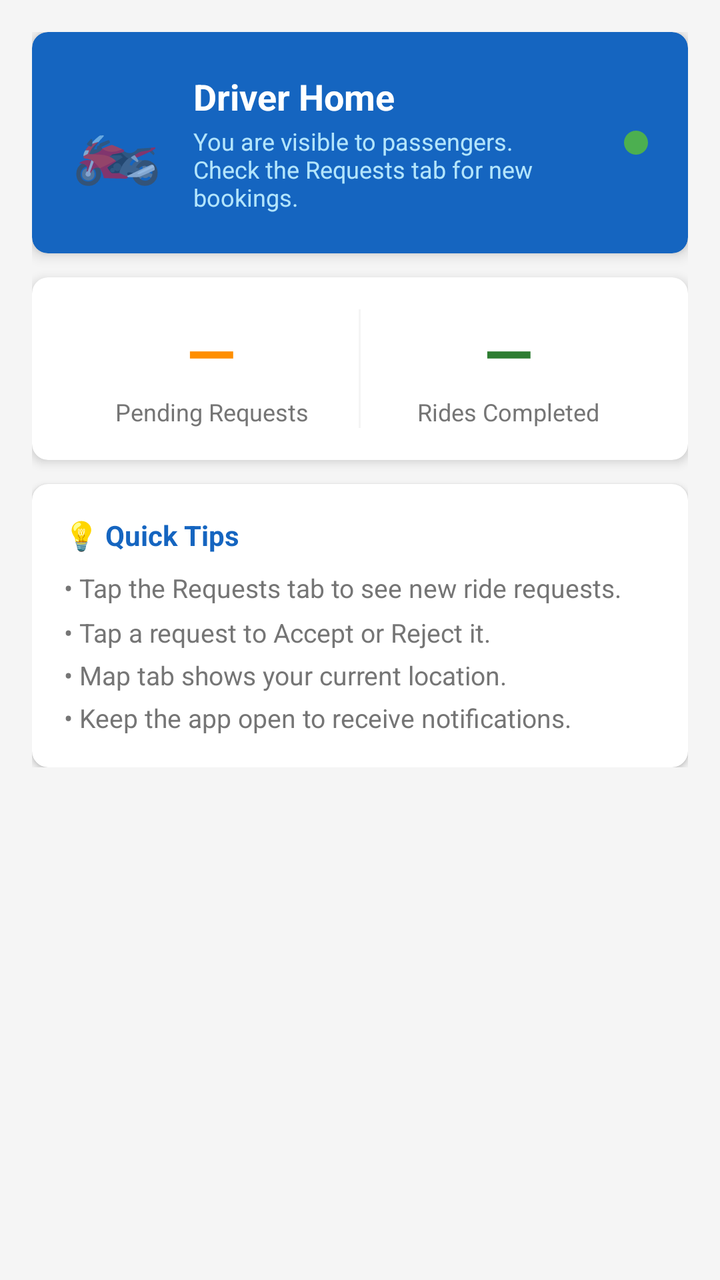
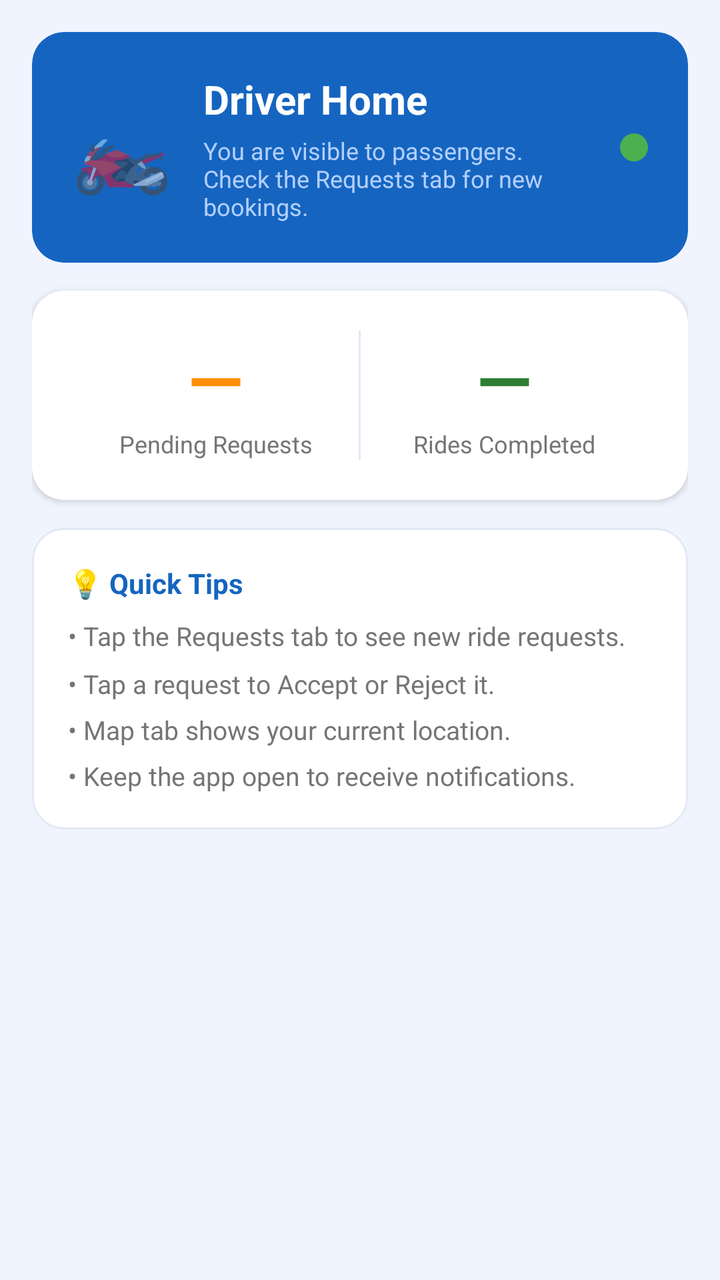

Before-and-after screenshots of an Android layout around one commit, followed by the original layout XML and the change that was made.
<!-- AndroidManifest.xml: application theme Theme.MBPTODABookingApp -->
<!-- res/layout/fragment_driver_dashboard.xml -->
<?xml version="1.0" encoding="utf-8"?>
<ScrollView xmlns:android="http://schemas.android.com/apk/res/android"
    xmlns:app="http://schemas.android.com/apk/res-auto"
    android:layout_width="match_parent"
    android:layout_height="match_parent"
    android:background="@color/lightGrey">

    <LinearLayout
        android:layout_width="match_parent"
        android:layout_height="wrap_content"
        android:orientation="vertical"
        android:padding="16dp">

        
        <com.google.android.material.card.MaterialCardView
            android:id="@+id/cardActiveRide"
            android:layout_width="match_parent"
            android:layout_height="wrap_content"
            android:layout_marginBottom="12dp"
            android:visibility="gone"
            app:cardBackgroundColor="@color/statusInProgress"
            app:cardCornerRadius="8dp"
            app:cardElevation="6dp"
            app:strokeColor="#CE93D8"
            app:strokeWidth="1dp">

            <LinearLayout
                android:layout_width="match_parent"
                android:layout_height="wrap_content"
                android:orientation="vertical"
                android:padding="16dp">

                
                <LinearLayout
                    android:layout_width="match_parent"
                    android:layout_height="wrap_content"
                    android:gravity="center_vertical"
                    android:orientation="horizontal"
                    android:layout_marginBottom="8dp">

                    <TextView
                        android:layout_width="0dp"
                        android:layout_height="wrap_content"
                        android:layout_weight="1"
                        android:text="@string/active_ride_banner_title"
                        android:textColor="@color/white"
                        android:textSize="16sp"
                        android:textStyle="bold" />

                    <TextView
                        android:id="@+id/tvActiveRideStatus"
                        android:layout_width="wrap_content"
                        android:layout_height="wrap_content"
                        android:background="@drawable/shape_status_badge"
                        android:paddingStart="8dp"
                        android:paddingTop="3dp"
                        android:paddingEnd="8dp"
                        android:paddingBottom="3dp"
                        android:text="@string/active_ride_status_accepted"
                        android:textColor="@color/white"
                        android:textSize="11sp" />

                </LinearLayout>

                
                <TextView
                    android:id="@+id/tvActiveBannerBookingId"
                    android:layout_width="wrap_content"
                    android:layout_height="wrap_content"
                    android:layout_marginBottom="6dp"
                    android:textColor="#E1BEE7"
                    android:textSize="13sp"
                    android:textStyle="bold"
                    android:text="@string/active_ride_no_active" />

                
                <LinearLayout
                    android:layout_width="match_parent"
                    android:layout_height="wrap_content"
                    android:gravity="center_vertical"
                    android:orientation="horizontal"
                    android:layout_marginBottom="4dp">

                    <TextView
                        android:layout_width="60dp"
                        android:layout_height="wrap_content"
                        android:text="@string/label_pickup_colon"
                        android:textColor="#CE93D8"
                        android:textSize="12sp"
                        android:textStyle="bold" />

                    <TextView
                        android:id="@+id/tvActiveBannerPickup"
                        android:layout_width="0dp"
                        android:layout_height="wrap_content"
                        android:layout_weight="1"
                        android:textColor="@color/white"
                        android:textSize="13sp"
                        android:text="—" />

                </LinearLayout>

                
                <LinearLayout
                    android:layout_width="match_parent"
                    android:layout_height="wrap_content"
                    android:gravity="center_vertical"
                    android:orientation="horizontal"
                    android:layout_marginBottom="12dp">

                    <TextView
                        android:layout_width="60dp"
                        android:layout_height="wrap_content"
                        android:text="@string/label_dropoff_colon"
                        android:textColor="#CE93D8"
                        android:textSize="12sp"
                        android:textStyle="bold" />

                    <TextView
                        android:id="@+id/tvActiveBannerDropoff"
                        android:layout_width="0dp"
                        android:layout_height="wrap_content"
                        android:layout_weight="1"
                        android:textColor="@color/white"
                        android:textSize="13sp"
                        android:text="—" />

                </LinearLayout>

                
                <com.google.android.material.button.MaterialButton
                    android:id="@+id/btnResumeRide"
                    android:layout_width="match_parent"
                    android:layout_height="wrap_content"
                    android:backgroundTint="@color/white"
                    android:text="@string/active_ride_resume"
                    android:textColor="@color/statusInProgress" />

            </LinearLayout>
        </com.google.android.material.card.MaterialCardView>

        
        <com.google.android.material.card.MaterialCardView
            android:layout_width="match_parent"
            android:layout_height="wrap_content"
            android:layout_marginBottom="12dp"
            app:cardBackgroundColor="@color/colorPrimary"
            app:cardCornerRadius="8dp"
            app:cardElevation="4dp">

            <LinearLayout
                android:layout_width="match_parent"
                android:layout_height="wrap_content"
                android:gravity="center_vertical"
                android:orientation="horizontal"
                android:padding="20dp">

                <TextView
                    android:layout_width="wrap_content"
                    android:layout_height="wrap_content"
                    android:layout_marginEnd="16dp"
                    android:text="@string/driver_status_icon"
                    android:textSize="36sp" />

                <LinearLayout
                    android:layout_width="0dp"
                    android:layout_height="wrap_content"
                    android:layout_weight="1"
                    android:orientation="vertical">

                    <TextView
                        android:id="@+id/tvWelcome"
                        android:layout_width="wrap_content"
                        android:layout_height="wrap_content"
                        android:text="@string/driver_home"
                        android:textColor="@color/white"
                        android:textSize="18sp"
                        android:textStyle="bold" />

                    <TextView
                        android:layout_width="wrap_content"
                        android:layout_height="wrap_content"
                        android:layout_marginTop="2dp"
                        android:text="@string/driver_online_body"
                        android:textColor="#B3E5FC"
                        android:textSize="12sp" />

                </LinearLayout>

                
                <View
                    android:layout_width="12dp"
                    android:layout_height="12dp"
                    android:background="@drawable/shape_online_dot" />

            </LinearLayout>
        </com.google.android.material.card.MaterialCardView>

        
        <com.google.android.material.card.MaterialCardView
            android:layout_width="match_parent"
            android:layout_height="wrap_content"
            android:layout_marginBottom="12dp"
            app:cardCornerRadius="8dp"
            app:cardElevation="3dp">

            <LinearLayout
                android:layout_width="match_parent"
                android:layout_height="wrap_content"
                android:baselineAligned="false"
                android:orientation="horizontal"
                android:padding="16dp">

                
                <LinearLayout
                    android:layout_width="0dp"
                    android:layout_height="wrap_content"
                    android:layout_weight="1"
                    android:gravity="center"
                    android:orientation="vertical">

                    <TextView
                        android:id="@+id/tvDashPendingCount"
                        android:layout_width="wrap_content"
                        android:layout_height="wrap_content"
                        android:text="—"
                        android:textColor="@color/statusRequested"
                        android:textSize="32sp"
                        android:textStyle="bold" />

                    <TextView
                        android:layout_width="wrap_content"
                        android:layout_height="wrap_content"
                        android:gravity="center"
                        android:text="@string/pending_requests"
                        android:textColor="@color/grey_text"
                        android:textSize="12sp" />

                </LinearLayout>

                <View
                    android:layout_width="1dp"
                    android:layout_height="match_parent"
                    android:background="@color/lightGrey" />

                
                <LinearLayout
                    android:layout_width="0dp"
                    android:layout_height="wrap_content"
                    android:layout_weight="1"
                    android:gravity="center"
                    android:orientation="vertical">

                    <TextView
                        android:id="@+id/tvDashCompletedCount"
                        android:layout_width="wrap_content"
                        android:layout_height="wrap_content"
                        android:text="—"
                        android:textColor="@color/statusCompleted"
                        android:textSize="32sp"
                        android:textStyle="bold" />

                    <TextView
                        android:layout_width="wrap_content"
                        android:layout_height="wrap_content"
                        android:gravity="center"
                        android:text="@string/completed_rides"
                        android:textColor="@color/grey_text"
                        android:textSize="12sp" />

                </LinearLayout>

            </LinearLayout>
        </com.google.android.material.card.MaterialCardView>

        
        <com.google.android.material.card.MaterialCardView
            android:layout_width="match_parent"
            android:layout_height="wrap_content"
            app:cardCornerRadius="8dp"
            app:cardElevation="2dp">

            <LinearLayout
                android:layout_width="match_parent"
                android:layout_height="wrap_content"
                android:orientation="vertical"
                android:padding="16dp">

                <TextView
                    android:layout_width="wrap_content"
                    android:layout_height="wrap_content"
                    android:layout_marginBottom="8dp"
                    android:text="@string/driver_tips_title"
                    android:textColor="@color/colorPrimary"
                    android:textSize="14sp"
                    android:textStyle="bold" />

                <TextView
                    android:layout_width="wrap_content"
                    android:layout_height="wrap_content"
                    android:lineSpacingMultiplier="1.4"
                    android:text="@string/driver_tips_body"
                    android:textColor="@color/grey_text"
                    android:textSize="13sp" />

            </LinearLayout>
        </com.google.android.material.card.MaterialCardView>

    </LinearLayout>
</ScrollView>
<!-- resources referenced by this layout -->
<resources>
  <color name="colorPrimary">#1565C0</color>
  <color name="grey_text">#757575</color>
  <color name="lightGrey">#F5F5F5</color>
  <color name="statusCompleted">#2E7D32</color>
  <color name="statusInProgress">#6A1B9A</color>
  <color name="statusRequested">#FF8F00</color>
  <color name="white">#FFFFFF</color>
  <!-- drawable shape_online_dot (drawable) -->
  <?xml version="1.0" encoding="utf-8"?>
  <shape xmlns:android="http://schemas.android.com/apk/res/android"
      android:shape="oval">
      <solid android:color="#4CAF50" />
  </shape>
  <!-- drawable shape_status_badge (drawable) -->
  <?xml version="1.0" encoding="utf-8"?>
  <shape xmlns:android="http://schemas.android.com/apk/res/android"
      android:shape="rectangle">
      <solid android:color="#33FFFFFF" />
      <corners android:radius="12dp" />
  </shape>
  <string name="active_ride_banner_title">🚗 Active Ride In Progress</string>
  <string name="active_ride_no_active">No active ride right now.</string>
  <string name="active_ride_resume">Resume Ride</string>
  <string name="active_ride_status_accepted">Accepted — Heading to Pickup</string>
  <string name="completed_rides">Rides Completed</string>
  <string name="driver_home">Driver Home</string>
  <string name="driver_online_body">You are visible to passengers.\nCheck the Requests tab for new bookings.</string>
  <string name="driver_status_icon">🏍️</string>
  <string name="driver_tips_body">• Tap the Requests tab to see new ride requests.\n• Tap a request to Accept or Reject it.\n• Map tab shows your current location.\n• Keep the app open to receive notifications.</string>
  <string name="driver_tips_title">💡 Quick Tips</string>
  <string name="label_dropoff_colon">🏁 Dropoff</string>
  <string name="label_pickup_colon">📍 Pickup</string>
  <string name="pending_requests">Pending Requests</string>
  <style name="Theme.MBPTODABookingApp" parent="Theme.MaterialComponents.DayNight.NoActionBar">
          <item name="colorPrimary">@color/colorPrimary</item>
          <item name="colorPrimaryVariant">@color/colorPrimaryDark</item>
          <item name="colorOnPrimary">@color/white</item>
          <item name="colorSecondary">@color/colorAccent</item>
          <item name="colorOnSecondary">@color/white</item>
          <item name="android:statusBarColor">@color/colorPrimaryDark</item>
      </style>
  <color name="colorPrimaryDark">#003c8f</color>
  <color name="colorAccent">#FF8F00</color>
</resources>

<!-- the commit's change to res/layout/fragment_driver_dashboard.xml (unified diff, before → after) -->
@@ -3,7 +3,7 @@
     xmlns:app="http://schemas.android.com/apk/res-auto"
     android:layout_width="match_parent"
     android:layout_height="match_parent"
-    android:background="@color/lightGrey">
+    android:background="@color/colorBackground">
 
     <LinearLayout
         android:layout_width="match_parent"
@@ -16,27 +16,24 @@
             android:id="@+id/cardActiveRide"
             android:layout_width="match_parent"
             android:layout_height="wrap_content"
-            android:layout_marginBottom="12dp"
+            android:layout_marginBottom="14dp"
             android:visibility="gone"
             app:cardBackgroundColor="@color/statusInProgress"
-            app:cardCornerRadius="8dp"
-            app:cardElevation="6dp"
-            app:strokeColor="#CE93D8"
-            app:strokeWidth="1dp">
+            app:cardCornerRadius="16dp"
+            app:cardElevation="6dp">
 
             <LinearLayout
                 android:layout_width="match_parent"
                 android:layout_height="wrap_content"
                 android:orientation="vertical"
-                android:padding="16dp">
-
-                
+                android:padding="18dp">
+
                 <LinearLayout
                     android:layout_width="match_parent"
                     android:layout_height="wrap_content"
                     android:gravity="center_vertical"
                     android:orientation="horizontal"
-                    android:layout_marginBottom="8dp">
+                    android:layout_marginBottom="10dp">
 
                     <TextView
                         android:layout_width="0dp"
@@ -44,7 +41,7 @@
                         android:layout_weight="1"
                         android:text="@string/active_ride_banner_title"
                         android:textColor="@color/white"
-                        android:textSize="16sp"
+                        android:textSize="15sp"
                         android:textStyle="bold" />
 
                     <TextView
@@ -52,28 +49,25 @@
                         android:layout_width="wrap_content"
                         android:layout_height="wrap_content"
                         android:background="@drawable/shape_status_badge"
-                        android:paddingStart="8dp"
-                        android:paddingTop="3dp"
-                        android:paddingEnd="8dp"
-                        android:paddingBottom="3dp"
+                        android:paddingStart="10dp"
+                        android:paddingTop="4dp"
+                        android:paddingEnd="10dp"
+                        android:paddingBottom="4dp"
                         android:text="@string/active_ride_status_accepted"
                         android:textColor="@color/white"
                         android:textSize="11sp" />
-
-                </LinearLayout>
-
-                
+                </LinearLayout>
+
                 <TextView
                     android:id="@+id/tvActiveBannerBookingId"
                     android:layout_width="wrap_content"
                     android:layout_height="wrap_content"
-                    android:layout_marginBottom="6dp"
+                    android:layout_marginBottom="8dp"
+                    android:text="@string/active_ride_no_active"
                     android:textColor="#E1BEE7"
                     android:textSize="13sp"
-                    android:textStyle="bold"
-                    android:text="@string/active_ride_no_active" />
-
-                
+                    android:textStyle="bold" />
+
                 <LinearLayout
                     android:layout_width="match_parent"
                     android:layout_height="wrap_content"
@@ -94,19 +88,17 @@
                         android:layout_width="0dp"
                         android:layout_height="wrap_content"
                         android:layout_weight="1"
-                        android:textColor="@color/white"
-                        android:textSize="13sp"
-                        android:text="—" />
-
-                </LinearLayout>
-
-                
+                        android:text="—"
+                        android:textColor="@color/white"
+                        android:textSize="13sp" />
+                </LinearLayout>
+
                 <LinearLayout
                     android:layout_width="match_parent"
                     android:layout_height="wrap_content"
                     android:gravity="center_vertical"
                     android:orientation="horizontal"
-                    android:layout_marginBottom="12dp">
+                    android:layout_marginBottom="14dp">
 
                     <TextView
                         android:layout_width="60dp"
@@ -121,32 +113,31 @@
                         android:layout_width="0dp"
                         android:layout_height="wrap_content"
                         android:layout_weight="1"
-                        android:textColor="@color/white"
-                        android:textSize="13sp"
-                        android:text="—" />
-
-                </LinearLayout>
-
-                
+                        android:text="—"
+                        android:textColor="@color/white"
+                        android:textSize="13sp" />
+                </LinearLayout>
+
                 <com.google.android.material.button.MaterialButton
                     android:id="@+id/btnResumeRide"
                     android:layout_width="match_parent"
                     android:layout_height="wrap_content"
                     android:backgroundTint="@color/white"
                     android:text="@string/active_ride_resume"
-                    android:textColor="@color/statusInProgress" />
-
-            </LinearLayout>
-        </com.google.android.material.card.MaterialCardView>
-
-        
-        <com.google.android.material.card.MaterialCardView
-            android:layout_width="match_parent"
-            android:layout_height="wrap_content"
-            android:layout_marginBottom="12dp"
+                    android:textColor="@color/statusInProgress"
+                    android:textStyle="bold" />
+
+            </LinearLayout>
+        </com.google.android.material.card.MaterialCardView>
+
+        
+        <com.google.android.material.card.MaterialCardView
+            android:layout_width="match_parent"
+            android:layout_height="wrap_content"
+            android:layout_marginBottom="14dp"
             app:cardBackgroundColor="@color/colorPrimary"
-            app:cardCornerRadius="8dp"
-            app:cardElevation="4dp">
+            app:cardCornerRadius="16dp"
+            app:cardElevation="0dp">
 
             <LinearLayout
                 android:layout_width="match_parent"
@@ -160,7 +151,7 @@
                     android:layout_height="wrap_content"
                     android:layout_marginEnd="16dp"
                     android:text="@string/driver_status_icon"
-                    android:textSize="36sp" />
+                    android:textSize="40sp" />
 
                 <LinearLayout
                     android:layout_width="0dp"
@@ -174,23 +165,22 @@
                         android:layout_height="wrap_content"
                         android:text="@string/driver_home"
                         android:textColor="@color/white"
-                        android:textSize="18sp"
-                        android:textStyle="bold" />
-
-                    <TextView
-                        android:layout_width="wrap_content"
-                        android:layout_height="wrap_content"
-                        android:layout_marginTop="2dp"
+                        android:textSize="20sp"
+                        android:textStyle="bold" />
+
+                    <TextView
+                        android:layout_width="wrap_content"
+                        android:layout_height="wrap_content"
+                        android:layout_marginTop="4dp"
                         android:text="@string/driver_online_body"
-                        android:textColor="#B3E5FC"
+                        android:textColor="@color/colorHeroSubtitle"
                         android:textSize="12sp" />
-
                 </LinearLayout>
 
                 
                 <View
-                    android:layout_width="12dp"
-                    android:layout_height="12dp"
+                    android:layout_width="14dp"
+                    android:layout_height="14dp"
                     android:background="@drawable/shape_online_dot" />
 
             </LinearLayout>
@@ -200,16 +190,16 @@
         <com.google.android.material.card.MaterialCardView
             android:layout_width="match_parent"
             android:layout_height="wrap_content"
-            android:layout_marginBottom="12dp"
-            app:cardCornerRadius="8dp"
-            app:cardElevation="3dp">
+            android:layout_marginBottom="14dp"
+            app:cardCornerRadius="16dp"
+            app:cardElevation="2dp">
 
             <LinearLayout
                 android:layout_width="match_parent"
                 android:layout_height="wrap_content"
                 android:baselineAligned="false"
                 android:orientation="horizontal"
-                android:padding="16dp">
+                android:padding="20dp">
 
                 
                 <LinearLayout
@@ -225,7 +215,7 @@
                         android:layout_height="wrap_content"
                         android:text="—"
                         android:textColor="@color/statusRequested"
-                        android:textSize="32sp"
+                        android:textSize="36sp"
                         android:textStyle="bold" />
 
                     <TextView
@@ -235,13 +225,12 @@
                         android:text="@string/pending_requests"
                         android:textColor="@color/grey_text"
                         android:textSize="12sp" />
-
                 </LinearLayout>
 
                 <View
                     android:layout_width="1dp"
                     android:layout_height="match_parent"
-                    android:background="@color/lightGrey" />
+                    android:background="@color/colorDivider" />
 
                 
                 <LinearLayout
@@ -257,7 +246,7 @@
                         android:layout_height="wrap_content"
                         android:text="—"
                         android:textColor="@color/statusCompleted"
-                        android:textSize="32sp"
+                        android:textSize="36sp"
                         android:textStyle="bold" />
 
                     <TextView
@@ -267,24 +256,25 @@
                         android:text="@string/completed_rides"
                         android:textColor="@color/grey_text"
                         android:textSize="12sp" />
-
-                </LinearLayout>
-
-            </LinearLayout>
-        </com.google.android.material.card.MaterialCardView>
-
-        
-        <com.google.android.material.card.MaterialCardView
-            android:layout_width="match_parent"
-            android:layout_height="wrap_content"
-            app:cardCornerRadius="8dp"
-            app:cardElevation="2dp">
+                </LinearLayout>
+
+            </LinearLayout>
+        </com.google.android.material.card.MaterialCardView>
+
+        
+        <com.google.android.material.card.MaterialCardView
+            android:layout_width="match_parent"
+            android:layout_height="wrap_content"
+            app:cardCornerRadius="16dp"
+            app:cardElevation="0dp"
+            app:strokeColor="@color/colorDivider"
+            app:strokeWidth="1dp">
 
             <LinearLayout
                 android:layout_width="match_parent"
                 android:layout_height="wrap_content"
                 android:orientation="vertical"
-                android:padding="16dp">
+                android:padding="18dp">
 
                 <TextView
                     android:layout_width="wrap_content"
@@ -298,11 +288,10 @@
                 <TextView
                     android:layout_width="wrap_content"
                     android:layout_height="wrap_content"
-                    android:lineSpacingMultiplier="1.4"
+                    android:lineSpacingMultiplier="1.5"
                     android:text="@string/driver_tips_body"
                     android:textColor="@color/grey_text"
                     android:textSize="13sp" />
-
             </LinearLayout>
         </com.google.android.material.card.MaterialCardView>
 
<!-- resource entries referenced after the edit -->
@@ -1,8 +1,10 @@
 <!-- resources referenced by this layout -->
 <resources>
+  <color name="colorBackground">#F0F4FF</color>
+  <color name="colorDivider">#E2E8F4</color>
+  <color name="colorHeroSubtitle">#B3CFFF</color>
   <color name="colorPrimary">#1565C0</color>
   <color name="grey_text">#757575</color>
-  <color name="lightGrey">#F5F5F5</color>
   <color name="statusCompleted">#2E7D32</color>
   <color name="statusInProgress">#6A1B9A</color>
   <color name="statusRequested">#FF8F00</color>
@@ -40,8 +42,28 @@
           <item name="colorSecondary">@color/colorAccent</item>
           <item name="colorOnSecondary">@color/white</item>
           <item name="android:statusBarColor">@color/colorPrimaryDark</item>
+          
+          <item name="materialButtonStyle">@style/Widget.App.Button</item>
+          <item name="materialButtonOutlinedStyle">@style/Widget.App.Button.Outlined</item>
+          
+          <item name="shapeAppearanceMediumComponent">@style/ShapeAppearance.App.MediumComponent</item>
       </style>
   <color name="colorPrimaryDark">#003c8f</color>
   <color name="colorAccent">#FF8F00</color>
+  <style name="Widget.App.Button" parent="Widget.MaterialComponents.Button">
+          <item name="cornerRadius">24dp</item>
+          <item name="android:paddingTop">4dp</item>
+          <item name="android:paddingBottom">4dp</item>
+          <item name="android:minHeight">48dp</item>
+      </style>
+  <style name="Widget.App.Button.Outlined" parent="Widget.MaterialComponents.Button.OutlinedButton">
+          <item name="cornerRadius">24dp</item>
+          <item name="android:paddingTop">4dp</item>
+          <item name="android:paddingBottom">4dp</item>
+          <item name="android:minHeight">48dp</item>
+      </style>
+  <style name="ShapeAppearance.App.MediumComponent" parent="ShapeAppearance.MaterialComponents.MediumComponent">
+          <item name="cornerSize">12dp</item>
+      </style>
 </resources>
 
